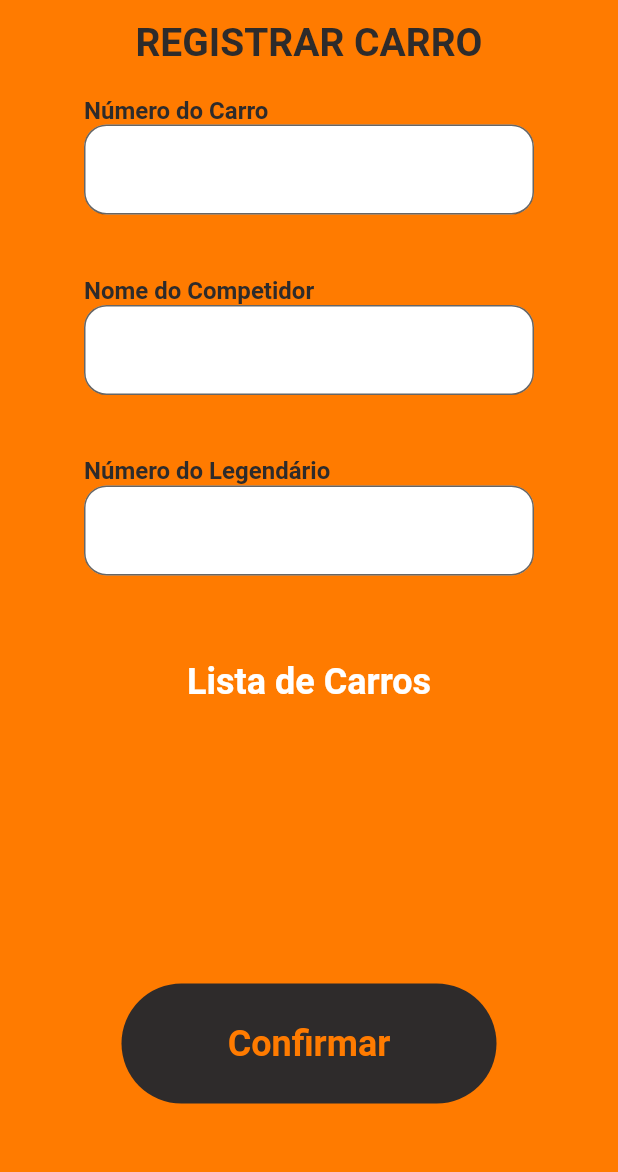
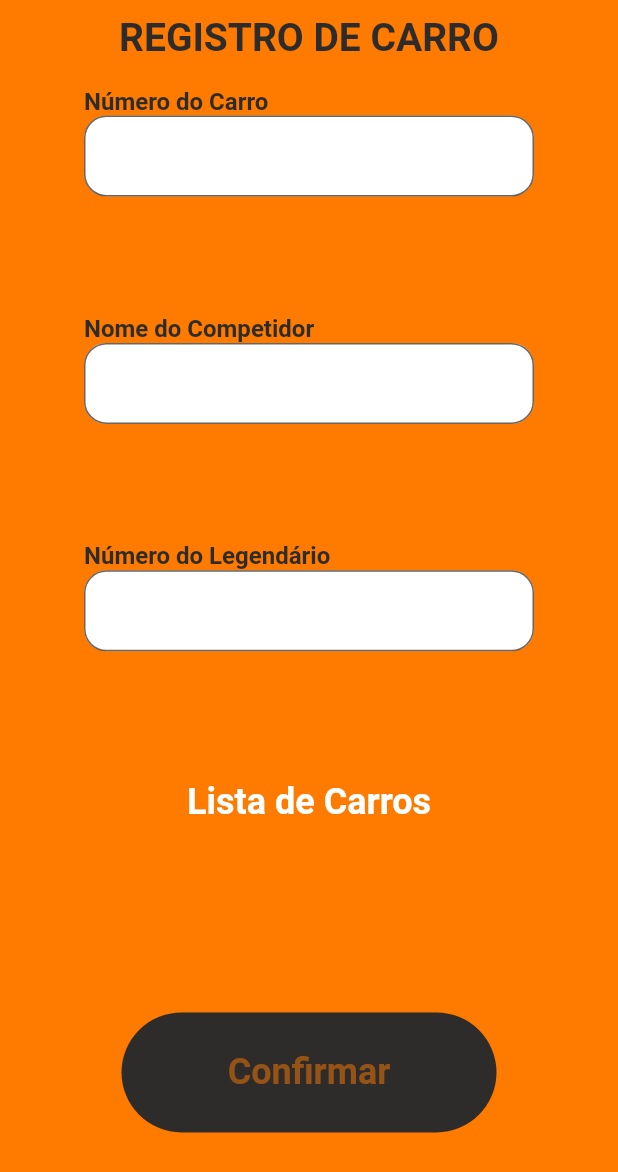
Before and after one commit to rodolfo-kunzel/Corrida-Regularidade, a Flutter app: the screen it shows after launch, on a phone screen of 412 x 824 dp. Shown: the top 1172 px of the screen. Run offline on Flutter 3.47's test engine with Material 2 defaults, Android fonts, the phone set to English and light mode, and no system bars; our stand-ins replace cloud_firestore, firebase_core, flutter_mobx, google_fonts, mobx; accounts and stored records are empty; generated files the repository leaves out were written again.

Commit message:
register-firebase
Firebase register the cars added

```diff
--- /dev/null
+++ b/lib/constants/app_bar_constant.dart
@@ -0,0 +1,28 @@
+import 'package:flutter/material.dart';
+import 'package:google_fonts/google_fonts.dart';
+
+import 'app_constant_colors.dart';
+
+class AppBarConstant extends StatelessWidget {
+  final String title;
+  const AppBarConstant({Key? key, required this.title}) : super(key: key);
+
+  @override
+  Widget build(BuildContext context) {
+    return SafeArea(
+      child: AppBar(
+        title: Center(
+          child: Text(
+            title,
+            style: GoogleFonts.roboto(
+                fontWeight: FontWeight.bold,
+                fontSize: 26,
+                color: AppConstantColors.appBlack),
+          ),
+        ),
+        backgroundColor: Colors.transparent,
+        elevation: 0,
+      ),
+    );
+  }
+}
--- a/lib/constants/app_button.dart
+++ b/lib/constants/app_button.dart
@@ -4,7 +4,9 @@ import 'package:google_fonts/google_fonts.dart';
 
 class AppButton extends StatelessWidget {
   final void Function() onTap;
-  const AppButton({Key? key, required this.onTap}) : super(key: key);
+  final Color bottonBackgroud;
+  final Color bottonTextColor;
+  const AppButton({Key? key, required this.onTap, required this.bottonBackgroud, required this.bottonTextColor}) : super(key: key);
 
   @override
   Widget build(BuildContext context) {
@@ -24,7 +26,7 @@ class AppButton extends StatelessWidget {
                 style: GoogleFonts.roboto(
                     fontWeight: FontWeight.bold,
                     fontSize: 24,
-                    color: AppConstantColors.appOrange),
+                    color: bottonTextColor),
                 textAlign: TextAlign.center,
               ),
             ),
--- a/lib/constants/app_constant_colors.dart
+++ b/lib/constants/app_constant_colors.dart
@@ -2,6 +2,8 @@ import 'package:flutter/material.dart';
 
 class AppConstantColors {
   static Color appOrange = const Color.fromARGB(255, 255, 123, 0);
+  static Color appFadedOrange = const Color.fromARGB(127, 255, 123, 0);
   static Color appBlack = const Color.fromARGB(255, 46, 43, 43);
+  static Color appFadedBlack = const Color.fromARGB(0, 46, 43, 43);
   static Color appWhite = const Color.fromARGB(255, 255, 255, 255);
 }
--- a/lib/constants/app_textfield.dart
+++ b/lib/constants/app_textfield.dart
@@ -4,15 +4,18 @@ import 'package:google_fonts/google_fonts.dart';
 import 'app_constant_colors.dart';
 
 class AppTextfield extends StatelessWidget {
+  final void Function(String) onChanged;
   final String? hintText;
-   const AppTextfield({Key? key, this.hintText}) : super(key: key);
+  const AppTextfield({Key? key, this.hintText, required this.onChanged})
+      : super(key: key);
 
   @override
   Widget build(BuildContext context) {
     return TextField(
+      onChanged: onChanged,
       maxLines: 1,
       decoration: InputDecoration(
-        constraints: const BoxConstraints(maxWidth: 300, maxHeight: 60),
+        constraints: const BoxConstraints(maxWidth: 300, maxHeight: 54),
         filled: true,
         hintText: hintText,
         fillColor: AppConstantColors.appWhite,
@@ -21,9 +24,10 @@ class AppTextfield extends StatelessWidget {
         ),
       ),
       style: GoogleFonts.roboto(
-          fontWeight: FontWeight.bold,
-          fontSize: 26,
-          color: AppConstantColors.appBlack),
+        fontWeight: FontWeight.bold,
+        fontSize: 26,
+        color: AppConstantColors.appBlack,
+      ),
     );
   }
 }
--- a/lib/features/car_register_page/car_register_view.dart
+++ b/lib/features/car_register_page/view/car_register_view.dart
@@ -1,28 +1,25 @@
+import 'package:corrida_de_regulariodade_flutter/constants/app_bar_constant.dart';
 import 'package:corrida_de_regulariodade_flutter/constants/app_button.dart';
 import 'package:corrida_de_regulariodade_flutter/constants/app_constant_colors.dart';
 import 'package:corrida_de_regulariodade_flutter/constants/app_textfield.dart';
+import 'package:corrida_de_regulariodade_flutter/features/car_register_page/controller/car_register_controller.dart';
 import 'package:flutter/material.dart';
+import 'package:flutter_mobx/flutter_mobx.dart';
 import 'package:google_fonts/google_fonts.dart';
 
 class CarRegisterView extends StatelessWidget {
-  const CarRegisterView({Key? key}) : super(key: key);
+  final _controller = CarRegisterController();
+  CarRegisterView({Key? key}) : super(key: key);
 
   @override
   Widget build(BuildContext context) {
     return Scaffold(
       backgroundColor: AppConstantColors.appOrange,
-      appBar: AppBar(
-        title: Center(
-          child: Text(
-            'REGISTRAR CARRO',
-            style: GoogleFonts.roboto(
-                fontWeight: FontWeight.bold,
-                fontSize: 26,
-                color: AppConstantColors.appBlack),
-          ),
+      appBar: const PreferredSize(
+        preferredSize: Size.fromHeight(50),
+        child: AppBarConstant(
+          title: 'REGISTRO DE CARRO',
         ),
-        backgroundColor: Colors.transparent,
-        elevation: 0,
       ),
       body: Padding(
         padding: const EdgeInsets.all(8.0),
@@ -30,7 +27,7 @@ class CarRegisterView extends StatelessWidget {
           crossAxisAlignment: CrossAxisAlignment.stretch,
           children: [
             Expanded(
-              flex: 4,
+              flex: 6,
               child: Row(
                 mainAxisAlignment: MainAxisAlignment.center,
                 children: [
@@ -48,7 +45,11 @@ class CarRegisterView extends StatelessWidget {
                                 color: AppConstantColors.appBlack),
                           ),
                         ),
-                        AppTextfield(),
+                        Observer(builder: (_) {
+                          return AppTextfield(
+                            onChanged: _controller.changeCarNumber,
+                          );
+                        }),
                       ],
                     ),
                   ),
@@ -56,7 +57,7 @@ class CarRegisterView extends StatelessWidget {
               ),
             ),
             Expanded(
-              flex: 4,
+              flex: 6,
               child: Row(
                 mainAxisAlignment: MainAxisAlignment.center,
                 children: [
@@ -74,7 +75,11 @@ class CarRegisterView extends StatelessWidget {
                                 color: AppConstantColors.appBlack),
                           ),
                         ),
-                        AppTextfield(),
+                        Observer(builder: (_) {
+                          return AppTextfield(
+                            onChanged: _controller.changeCompetitorName,
+                          );
+                        }),
                       ],
                     ),
                   ),
@@ -82,7 +87,7 @@ class CarRegisterView extends StatelessWidget {
               ),
             ),
             Expanded(
-              flex: 4,
+              flex: 6,
               child: Row(
                 mainAxisAlignment: MainAxisAlignment.center,
                 children: [
@@ -102,7 +107,11 @@ class CarRegisterView extends StatelessWidget {
                                 color: AppConstantColors.appBlack),
                           ),
                         ),
-                        AppTextfield(),
+                        Observer(builder: (_) {
+                          return AppTextfield(
+                            onChanged: _controller.changeLegendaryNumber,
+                          );
+                        }),
                       ],
                     ),
                   ),
@@ -110,11 +119,11 @@ class CarRegisterView extends StatelessWidget {
               ),
             ),
             Expanded(
-              flex: 5,
+              flex: 4,
               child: Align(
                 alignment: Alignment.topCenter,
                 child: Padding(
-                  padding: const EdgeInsets.all(16.0),
+                  padding: const EdgeInsets.all(8.0),
                   child: Text(
                     'Lista de Carros',
                     style: GoogleFonts.roboto(
@@ -125,11 +134,21 @@ class CarRegisterView extends StatelessWidget {
                 ),
               ),
             ),
-            Expanded(
-              flex: 8,
-                child: AppButton(
-              onTap: () {},
-            ))
+            Observer(builder: (_) {
+              return Expanded(
+                  flex: 8,
+                  child: AppButton(
+                    onTap: () {
+                      _controller.allInputsValid ? _controller.registerCar() : null;
+                    },
+                    bottonBackgroud: _controller.allInputsValid
+                        ? AppConstantColors.appBlack
+                        : AppConstantColors.appFadedBlack,
+                    bottonTextColor: _controller.allInputsValid
+                        ? AppConstantColors.appOrange
+                        : AppConstantColors.appFadedOrange,
+                  ));
+            })
           ],
         ),
       ),
--- a/lib/my_app.dart
+++ b/lib/my_app.dart
@@ -1,7 +1,7 @@
 import 'package:corrida_de_regulariodade_flutter/features/home_page/home_view.dart';
 import 'package:flutter/material.dart';
 
-import 'features/car_register_page/car_register_view.dart';
+import 'features/car_register_page/view/car_register_view.dart';
 
 class MyApp extends StatelessWidget {
   const MyApp({Key? key}) : super(key: key);
@@ -9,7 +9,7 @@ class MyApp extends StatelessWidget {
   // This widget is the root of your application.
   @override
   Widget build(BuildContext context) {
-    return const MaterialApp(
+    return  MaterialApp(
       title: 'Flutter Demo',
       home: CarRegisterView(),
     );
```
Also changed, not shown: lib/features/car_register_page/controller/car_register_controller.dart (added, +52 -0 lines), lib/features/home_page/home_view.dart (+6 -12 lines), lib/constants/app_bar.dart (deleted), lib/features/car_register_page/car_register_controller.dart (deleted), lib/features/car_register_page/controller/car_register_controller.g.dart (added).
